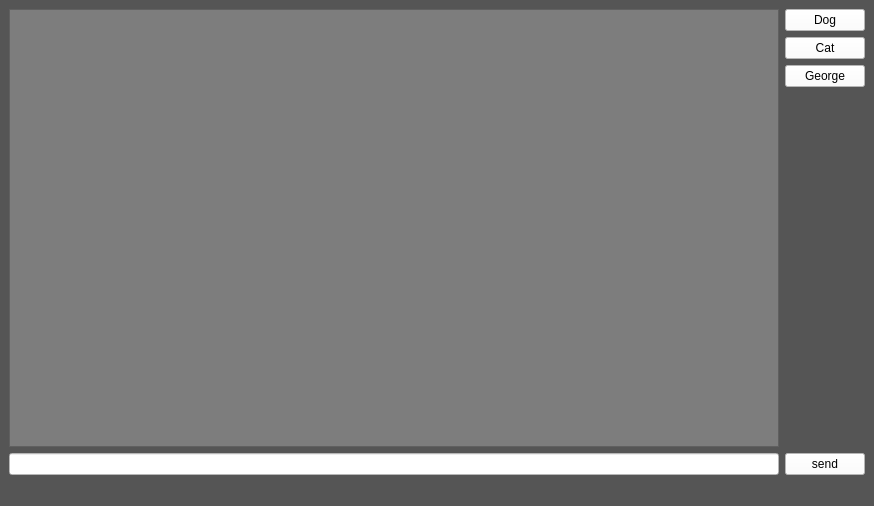
Qt form ui/chatBot.ui (ncirello16/HackBU2023) before a commit.
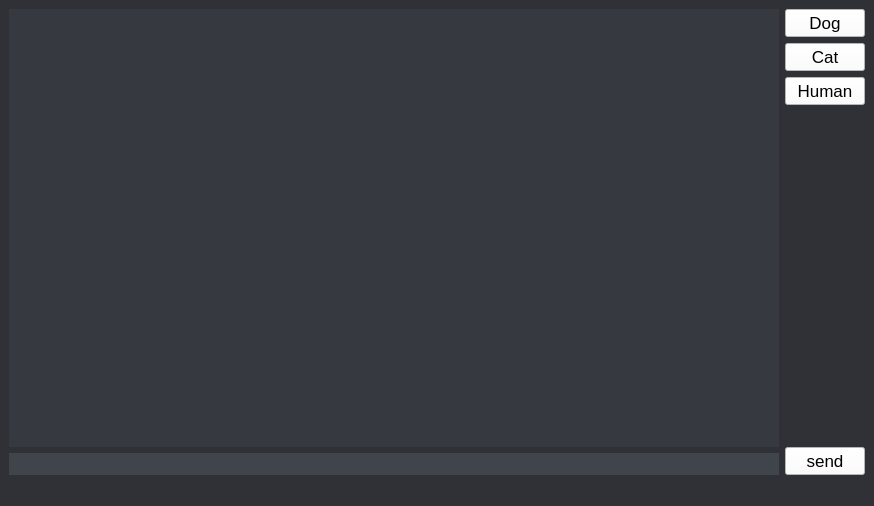
The same form after that commit.

Commit message: Changed UI colors and fonts sizes

The edit to the form file:
```diff
--- a/ui/chatBot.ui
+++ b/ui/chatBot.ui
@@ -14,7 +14,7 @@
    <string>MainWindow</string>
   </property>
   <property name="styleSheet">
-   <string notr="true">background-color: rgb(85, 85, 85);</string>
+   <string notr="true">background-color: rgb(47, 49, 54);</string>
   </property>
   <widget class="QWidget" name="centralwidget">
    <layout class="QHBoxLayout" name="horizontalLayout">
@@ -27,9 +27,23 @@
           <property name="enabled">
            <bool>true</bool>
           </property>
+          <property name="font">
+           <font>
+            <pointsize>16</pointsize>
+           </font>
+          </property>
           <property name="styleSheet">
-           <string notr="true">background-color: rgb(125, 125, 125);
-color: rgb(255, 255, 255);</string>
+           <string notr="true">background-color: rgb(54, 57, 63);
+color: rgb(234, 234, 234);</string>
+          </property>
+          <property name="frameShape">
+           <enum>QFrame::NoFrame</enum>
+          </property>
+          <property name="frameShadow">
+           <enum>QFrame::Sunken</enum>
+          </property>
+          <property name="lineWidth">
+           <number>1</number>
           </property>
           <property name="readOnly">
            <bool>true</bool>
@@ -38,12 +52,21 @@
         </item>
         <item>
          <widget class="QLineEdit" name="input_lineEdit">
+          <property name="font">
+           <font>
+            <pointsize>13</pointsize>
+           </font>
+          </property>
           <property name="styleSheet">
-           <string notr="true">background-color: rgb(255, 255, 255);</string>
+           <string notr="true">background-color: rgb(64, 68, 75);
+color: rgb(227, 227, 227);</string>
           </property>
           <property name="text">
            <string/>
           </property>
+          <property name="frame">
+           <bool>false</bool>
+          </property>
          </widget>
         </item>
        </layout>
@@ -54,6 +77,11 @@
          <layout class="QVBoxLayout" name="verticalLayout_2">
           <item>
            <widget class="QPushButton" name="dog_switch">
+            <property name="font">
+             <font>
+              <pointsize>13</pointsize>
+             </font>
+            </property>
             <property name="styleSheet">
              <string notr="true">background-color: rgb(255, 255, 255);</string>
             </property>
@@ -64,6 +92,11 @@
           </item>
           <item>
            <widget class="QPushButton" name="cat_swItch">
+            <property name="font">
+             <font>
+              <pointsize>13</pointsize>
+             </font>
+            </property>
             <property name="styleSheet">
              <string notr="true">background-color: rgb(255, 255, 255);</string>
             </property>
@@ -74,11 +107,16 @@
           </item>
           <item>
            <widget class="QPushButton" name="human_switch">
+            <property name="font">
+             <font>
+              <pointsize>13</pointsize>
+             </font>
+            </property>
             <property name="styleSheet">
              <string notr="true">background-color: rgb(255, 255, 255);</string>
             </property>
             <property name="text">
-             <string>George</string>
+             <string>Human</string>
             </property>
            </widget>
           </item>
@@ -99,6 +137,11 @@
         </item>
         <item>
          <widget class="QPushButton" name="send">
+          <property name="font">
+           <font>
+            <pointsize>13</pointsize>
+           </font>
+          </property>
           <property name="styleSheet">
            <string notr="true">background-color: rgb(255, 255, 255);</string>
           </property>
```
The commit also changes 1 other file.
